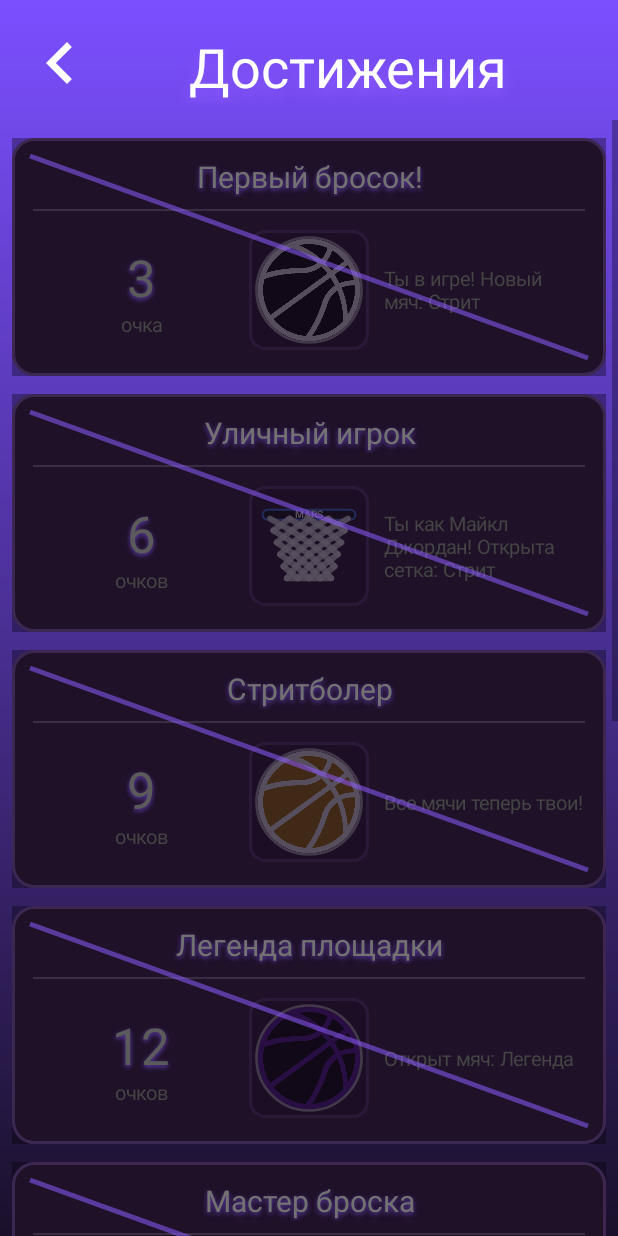
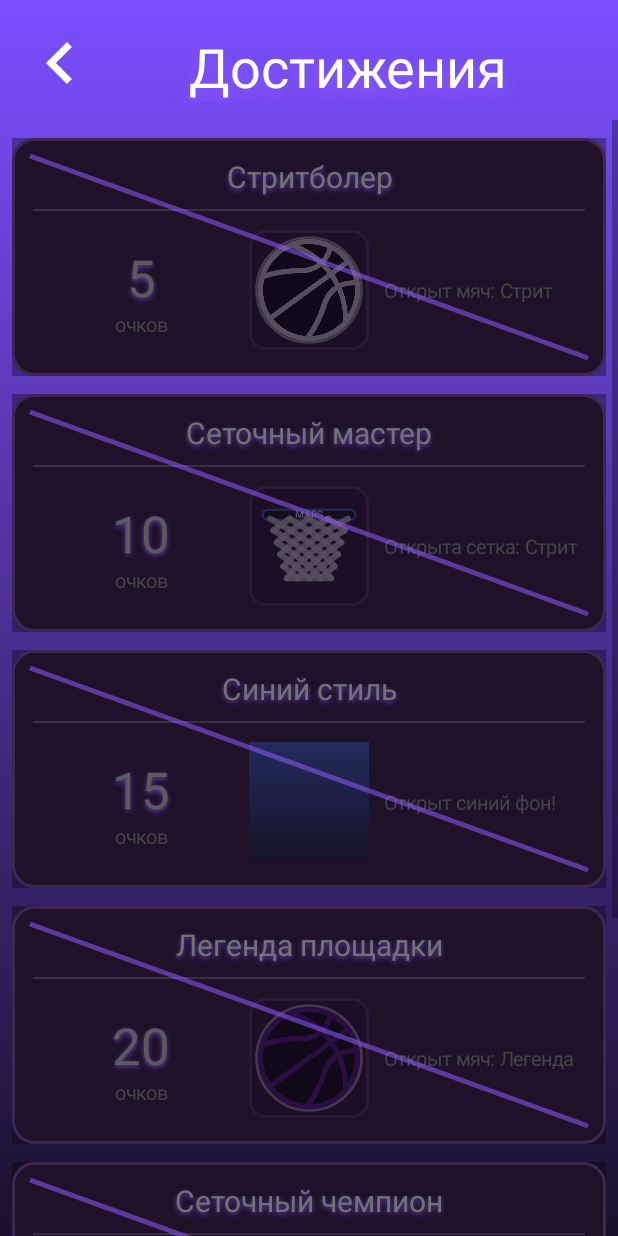
Before and after one commit to ogSulem/BasketMars, an Android app: the AchievementsActivity screen opened directly, with no data from a screen before it, on a phone screen of 412 x 824 dp. Run offline under Robolectric (Android 15) with nearby library versions, the phone set to English and light mode, and no system bars; our stand-ins replace Room's generated code.

Commit message:
Fix achievements: 6 levels at scores 5/10/15/20/25/30, each with a real unlock
Agent-Logs-Url: https://github.com/ogSulem/BasketMars/sessions/3db8f98e-5499-4871-8d0e-529e45479909

Co-authored-by: ogSulem <125482344+ogSulem@users.noreply.github.com>

```diff
--- a/app/src/main/java/com/example/basketballgame/AchievementsActivity.java
+++ b/app/src/main/java/com/example/basketballgame/AchievementsActivity.java
@@ -66,8 +66,8 @@ public class AchievementsActivity extends AppCompatActivity {
         // Achievement data from string resources (i18n-safe)
         String[] titles = getResources().getStringArray(R.array.achievement_titles);
         String[] descs  = getResources().getStringArray(R.array.achievement_descs);
-        // Unlock thresholds must match GameView logic: levels 1..8 at scores 3,6,9,12,15,18,21,24
-        int[] unlockScore = {3, 6, 9, 12, 15, 18, 21, 24};
+        // Unlock thresholds must match GameView logic: levels 1..6 at scores 5,10,15,20,25,30
+        int[] unlockScore = {5, 10, 15, 20, 25, 30};
         int achievementLevel = prefs.getInt("achievementLevel", 0);
 
         for (int i = 0; i < titles.length; i++) {
@@ -159,12 +159,10 @@ public class AchievementsActivity extends AppCompatActivity {
             int bgPreviewRes = 0;
             if (i == 0) { rewardRes = R.drawable.ball2; }
             if (i == 1) { rewardRes = R.drawable.hoop2; }
-            if (i == 2) { rewardRes = R.drawable.ball; }
+            if (i == 2) { isBgReward = true; bgPreviewRes = R.drawable.bg_gradient2; }
             if (i == 3) { rewardRes = R.drawable.ball3; }
             if (i == 4) { rewardRes = R.drawable.hoop3; }
-            if (i == 5) { isBgReward = true; bgPreviewRes = R.drawable.bg_gradient; }
-            if (i == 6) { isBgReward = true; bgPreviewRes = R.drawable.bg_gradient2; }
-            if (i == 7) { isBgReward = true; bgPreviewRes = R.drawable.bg_gradient3; }
+            if (i == 5) { isBgReward = true; bgPreviewRes = R.drawable.bg_gradient3; }
             if (rewardRes != 0) {
                 ImageView rewardImg = new ImageView(this);
                 rewardImg.setScaleType(ImageView.ScaleType.CENTER_INSIDE);
--- a/app/src/main/res/values/strings.xml
+++ b/app/src/main/res/values/strings.xml
@@ -134,23 +134,19 @@
 
     <!-- Названия и описания достижений (экран Достижений) -->
     <string-array name="achievement_titles">
-        <item>Первый бросок!</item>
-        <item>Уличный игрок</item>
         <item>Стритболер</item>
+        <item>Сеточный мастер</item>
+        <item>Синий стиль</item>
         <item>Легенда площадки</item>
-        <item>Мастер броска</item>
-        <item>Король улиц</item>
-        <item>Градиент: Синий фон</item>
-        <item>Градиент: Оранжевый фон</item>
+        <item>Сеточный чемпион</item>
+        <item>Оранжевый стиль</item>
     </string-array>
     <string-array name="achievement_descs">
-        <item>Ты в игре! Новый мяч: Стрит</item>
-        <item>Ты как Майкл Джордан! Открыта сетка: Стрит</item>
-        <item>Все мячи теперь твои!</item>
+        <item>Открыт мяч: Стрит</item>
+        <item>Открыта сетка: Стрит</item>
+        <item>Открыт синий фон!</item>
         <item>Открыт мяч: Легенда</item>
         <item>Открыта сетка: Легенда</item>
-        <item>Все сетки теперь твои!</item>
-        <item>Открыт синий фон!</item>
         <item>Открыт оранжевый фон!</item>
     </string-array>
 
```
Also changed, not shown: app/src/main/java/com/example/basketballgame/GameView.java (+17 -34 lines), 1 other file.
